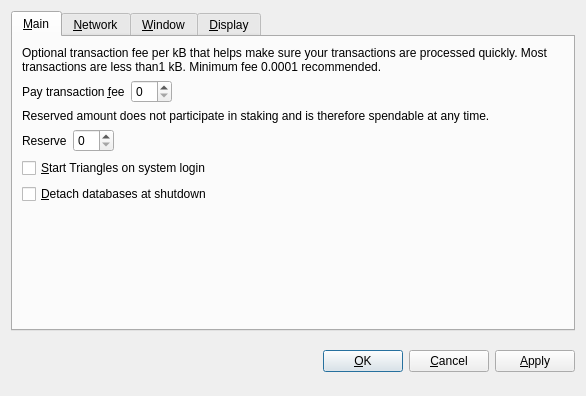
This is src/qt/forms/optionsdialog.ui in MerlinMagic2018/triangles-new as Qt 5 draws it before an edit. The edited form follows.
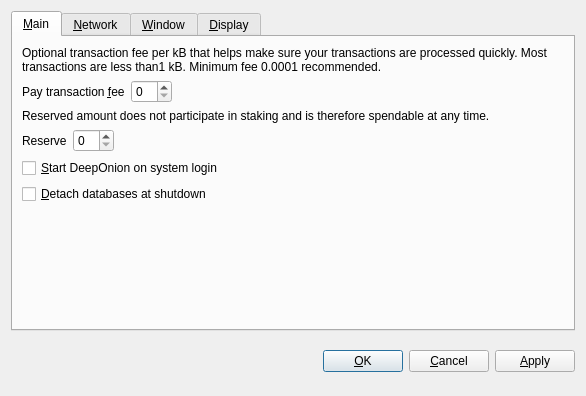
This is the edited form. The open tabs and pages were chosen to show the change. Custom widgets are drawn as their Qt base class.

Commit message:
Revert "Change name from DeepOnion to Triangles"
This reverts commit a520101763fc710adf1e9e8f7872243aa8259dec.

The edit to the form file:
```diff
--- a/src/qt/forms/optionsdialog.ui
+++ b/src/qt/forms/optionsdialog.ui
@@ -131,7 +131,7 @@
           <string>Automatically start Triangles after logging in to the system.</string>
          </property>
          <property name="text">
-          <string>&amp;Start Triangles on system login</string>
+          <string>&amp;Start DeepOnion on system login</string>
          </property>
         </widget>
        </item>
```
Left out of the diff: 14 changed lines with no effect on the pictures. The commit also changes 168 other files.
